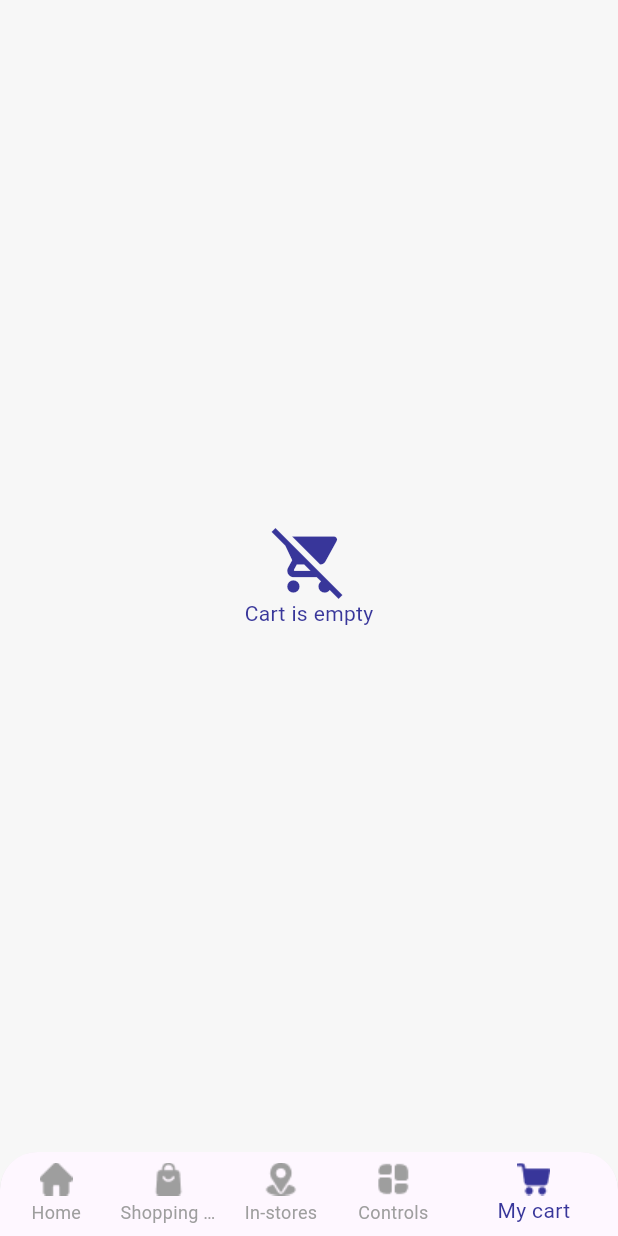
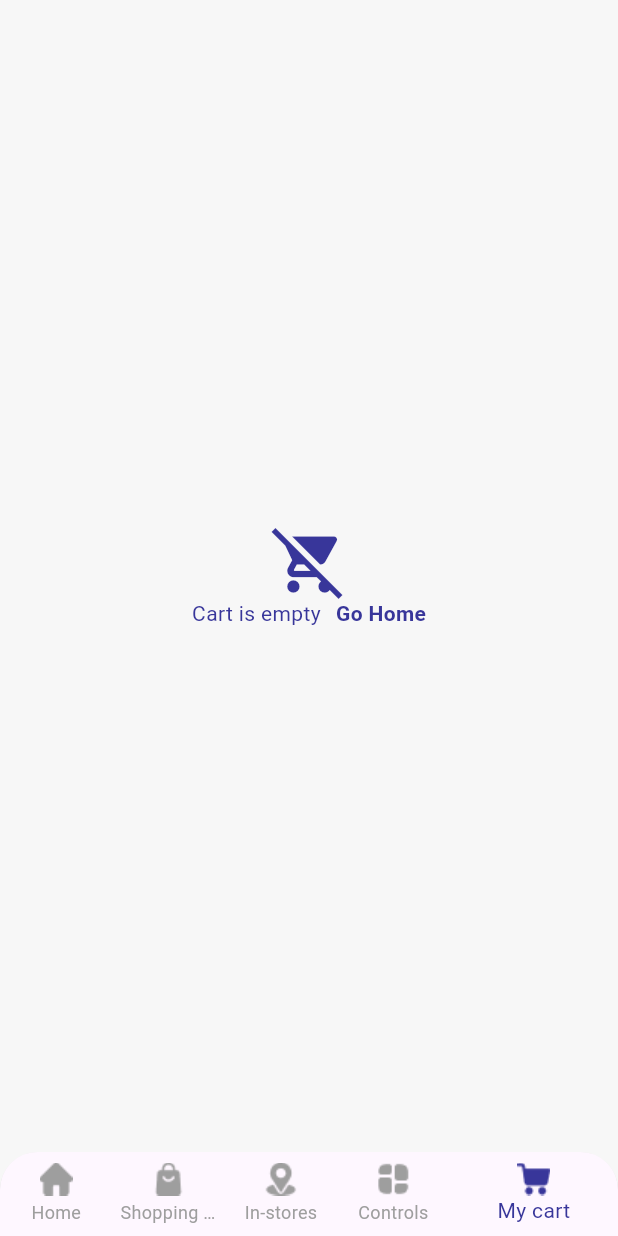
Before and after one commit to zamalex/payback, a Flutter app: the MainScreen screen opened directly, item 5 of the bottom bar chosen, on a phone screen of 412 x 824 dp. Run offline on Flutter 3.47's test engine with Material 3 defaults, Android fonts, the phone set to English and light mode, and no system bars; our stand-ins replace auto_size_text, cached_network_image, carousel_slider, confetti, country_code_picker, dio and 14 more; missing offline and left inert: custom_date_range_picker, custom_map_markers, mobile_scanner, slide_switcher; accounts and stored records are empty; network calls fail.

Commit message:
update user data

```diff
--- a/lib/screens/cart_screen.dart
+++ b/lib/screens/cart_screen.dart
@@ -18,7 +18,9 @@ import '../model/product_model.dart';
 import 'main_screen.dart';
 
 class CartScreen extends StatefulWidget {
-  CartScreen({super.key});
+  CartScreen({super.key,required this.selectNav});
+
+  Function selectNav;
 
 
   @override
@@ -64,7 +66,18 @@ class _CartScreenState extends State<CartScreen> {
                 mainAxisAlignment: MainAxisAlignment.center,
                 crossAxisAlignment: CrossAxisAlignment.center,children: [
                 Icon(Icons.remove_shopping_cart,size: 50,color: kBlueColor,),
-                Text('Cart is empty',style: TextStyle(color: kBlueColor),)
+                Row(
+                  mainAxisAlignment: MainAxisAlignment.center,
+                  children: [
+                    Text('Cart is empty',style: TextStyle(color: kBlueColor),),
+                    SizedBox(width: 10,),
+                    InkWell(
+                        onTap: (){
+                          widget.selectNav();
+                        },
+                        child: Text('Go Home',style: TextStyle(color: kBlueColor,fontWeight: FontWeight.bold),)),
+                  ],
+                )
               ],),);
 
             }
--- a/lib/screens/main_screen.dart
+++ b/lib/screens/main_screen.dart
@@ -34,7 +34,11 @@ class _MainScreenState extends State<MainScreen> {
       ShopOnlineScreen(),
       MapSample(),
       ControlsScreen(),
-      CartScreen(),]);
+      CartScreen(selectNav: (){
+        setState(() {
+          _currentIndex=0;
+        });
+      },),]);
   }
 
   @override
--- a/lib/screens/pie_chart_lib.dart
+++ b/lib/screens/pie_chart_lib.dart
@@ -75,10 +75,10 @@ class PieChart2State extends State<PieChartSample2> {
             ],
           ),
         ),
-       if(touchedIndex!=-1) CircleAvatar(radius: 50,backgroundColor: colors[touchedIndex%colors.length].withOpacity(.2),child: Column(
+        CircleAvatar(radius: 50,backgroundColor: colors[touchedIndex%colors.length].withOpacity(.2),child: Column(
           mainAxisAlignment: MainAxisAlignment.center,
           children: [
-            Container(
+            if(touchedIndex!=-1)Container(
               padding: EdgeInsets.symmetric(horizontal: 10, vertical: 4),
               decoration: BoxDecoration(
                 borderRadius: BorderRadius.circular(15),
@@ -95,7 +95,7 @@ class PieChart2State extends State<PieChartSample2> {
             SizedBox(height: 4,),
             Container(
               child: Text(
-                '${widget.categories[touchedIndex].name}',
+                touchedIndex==-1?'Select section':'${widget.categories[touchedIndex].name}',
                 style: TextStyle(color: colors[touchedIndex%colors.length], fontSize: 12),
                 textAlign: TextAlign.center,
                 maxLines: 2,
--- a/lib/screens/register.dart
+++ b/lib/screens/register.dart
@@ -67,7 +67,7 @@ class RegisterScreen extends StatelessWidget {
                     SizedBox(height: 20,),
                     Row(
                       children: [
-                        Text('First name',style: TextStyle(),),
+                        Text('Full name',style: TextStyle(),),
                       ],
                     ),
                     SizedBox(height: 5,),
```
